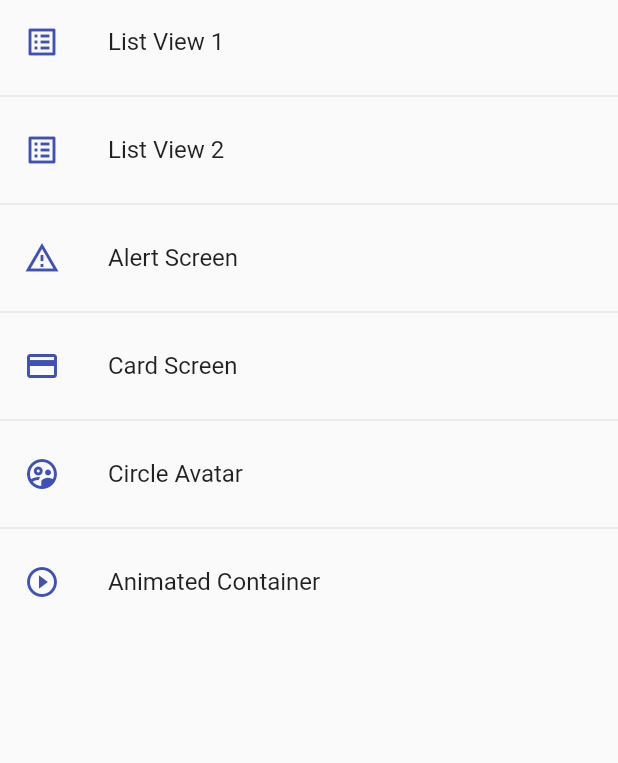
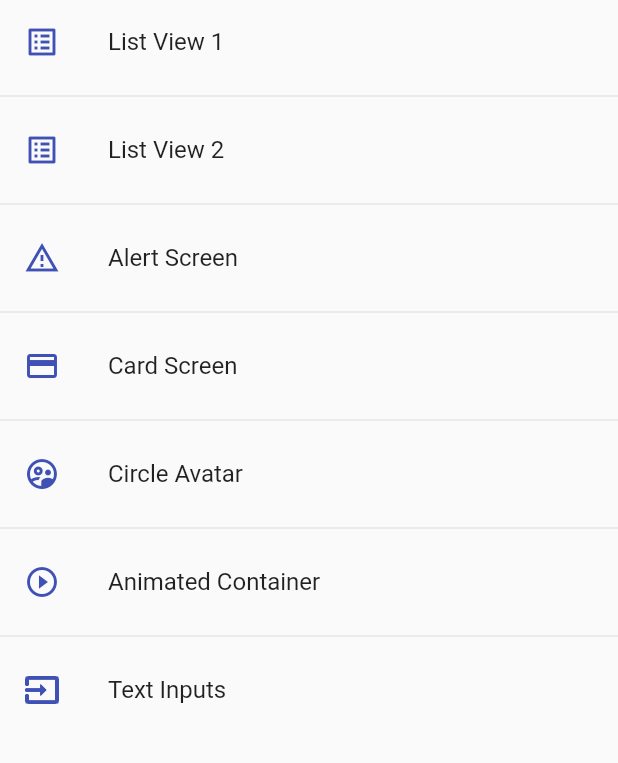
Before and after one commit to andrezffajardo/flutter_components_app, a Flutter app: the screen it shows after launch, on a phone screen of 412 x 824 dp, the part 84-847 px from its top. Run offline on Flutter 3.47's test engine with Material 2 defaults, Android fonts, the phone set to English and light mode, and no system bars.

Commit message:
Text Inputs component - TestFormField

```diff
--- a/lib/router/app_routes.dart
+++ b/lib/router/app_routes.dart
@@ -48,6 +48,12 @@ class AppRoutes {
       screen: const AnimatedScreen(),
       icon: Icons.play_circle_outline_outlined,
     ),
+    MenuOption(
+      route: 'inputs',
+      name: 'Text Inputs',
+      screen: const InputsScreen(),
+      icon: Icons.input_sharp,
+    ),
   ];
 
   static Map<String, Widget Function(BuildContext)> getAppRoutes() {
--- a/lib/screens/screens.dart
+++ b/lib/screens/screens.dart
@@ -5,3 +5,4 @@ export 'package:flutter_components_app/screens/alert_screen.dart';
 export 'package:flutter_components_app/screens/card_screen.dart';
 export 'package:flutter_components_app/screens/avatar_screen.dart';
 export 'package:flutter_components_app/screens/animated_screen.dart';
+export 'package:flutter_components_app/screens/inputs_screen.dart';
```
Also changed, not shown: lib/screens/inputs_screen.dart (added, +31 -0 lines).
